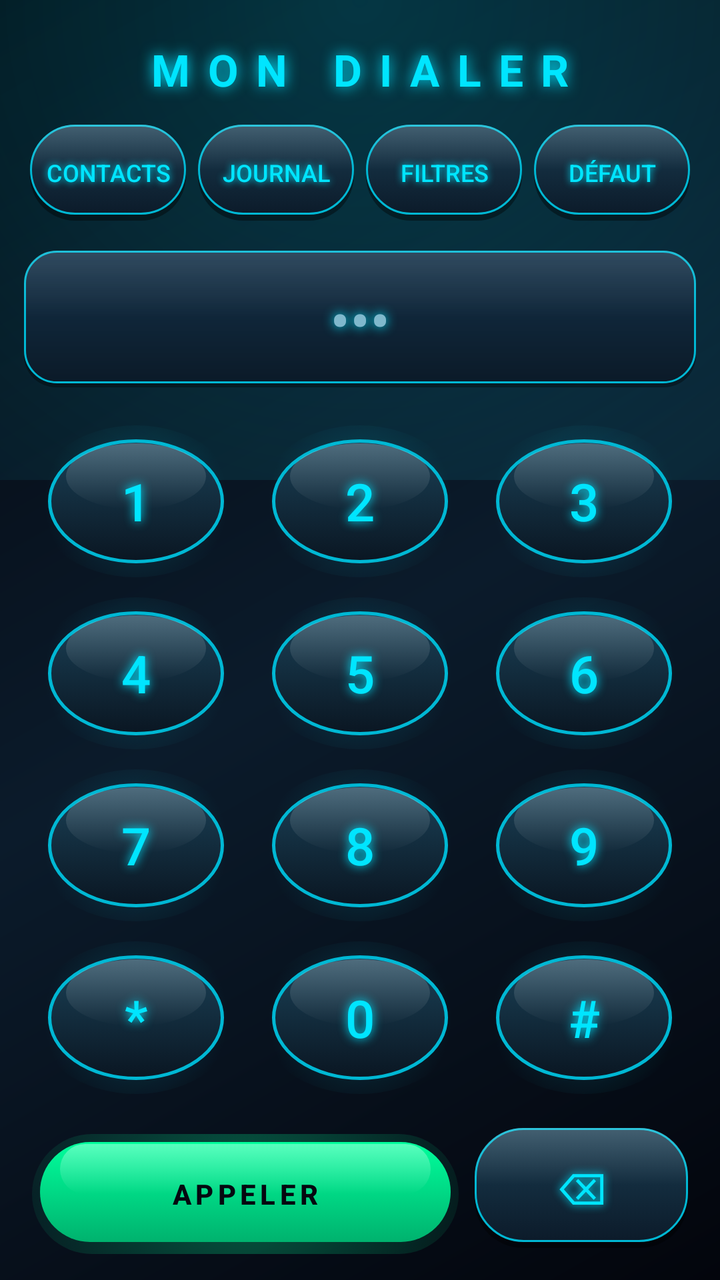
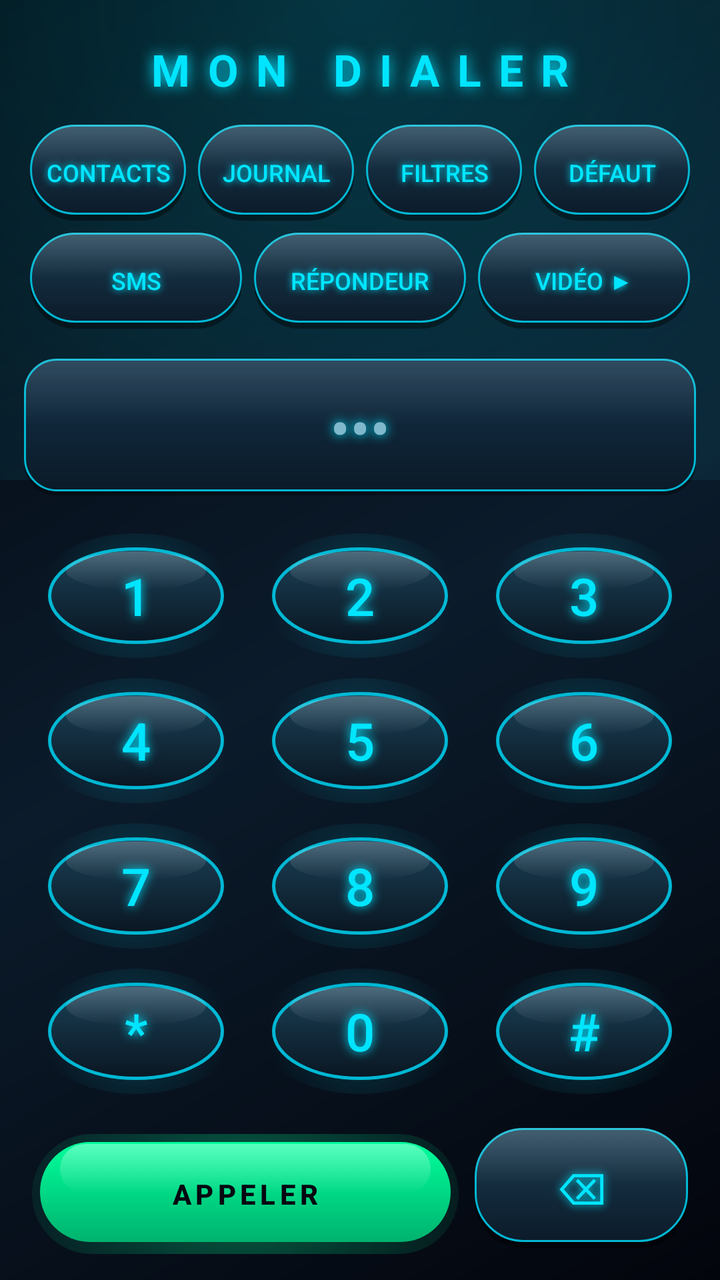

Screens rendered from an Android XML layout before and after an edit, with the pre-edit source and the edit as a unified diff.
<!-- AndroidManifest.xml: application theme AppTheme -->
<!-- res/layout/activity_main.xml -->
<?xml version="1.0" encoding="utf-8"?>
<LinearLayout xmlns:android="http://schemas.android.com/apk/res/android"
    android:layout_width="match_parent"
    android:layout_height="match_parent"
    android:orientation="vertical"
    android:padding="12dp">

    <TextView
        style="@style/NeonTitle"
        android:layout_width="match_parent"
        android:layout_height="wrap_content"
        android:gravity="center"
        android:text="@string/header"
        android:textSize="22sp"
        android:paddingTop="8dp"
        android:paddingBottom="10dp" />

    <LinearLayout
        android:layout_width="match_parent"
        android:layout_height="wrap_content"
        android:orientation="horizontal">

        <Button android:id="@+id/btnContacts" style="@style/ActionBtn"
            android:layout_width="0dp" android:layout_weight="1"
            android:text="@string/contacts" />
        <Button android:id="@+id/btnLog" style="@style/ActionBtn"
            android:layout_width="0dp" android:layout_weight="1"
            android:text="@string/call_log" />
        <Button android:id="@+id/btnFilters" style="@style/ActionBtn"
            android:layout_width="0dp" android:layout_weight="1"
            android:text="@string/filters" />
        <Button android:id="@+id/btnDefault" style="@style/ActionBtn"
            android:layout_width="0dp" android:layout_weight="1"
            android:text="@string/set_default" />
    </LinearLayout>

    <EditText
        android:id="@+id/editNumber"
        android:layout_width="match_parent"
        android:layout_height="wrap_content"
        android:layout_marginTop="12dp"
        android:background="@drawable/panel_round"
        android:padding="14dp"
        android:inputType="phone"
        android:textSize="30sp"
        android:textColor="?attr/cNeon"
        android:shadowColor="?attr/cNeon"
        android:shadowRadius="14"
        android:shadowDx="0"
        android:shadowDy="0"
        android:gravity="center"
        android:hint="•••" />

    <HorizontalScrollView
        android:layout_width="match_parent"
        android:layout_height="wrap_content"
        android:layout_marginTop="6dp"
        android:scrollbars="none">
        <LinearLayout
            android:id="@+id/favRow"
            android:layout_width="wrap_content"
            android:layout_height="wrap_content"
            android:orientation="horizontal"
            android:visibility="gone" />
    </HorizontalScrollView>

    <LinearLayout
        android:id="@+id/suggestRow"
        android:layout_width="match_parent"
        android:layout_height="wrap_content"
        android:layout_marginTop="4dp"
        android:orientation="horizontal"
        android:gravity="center"
        android:visibility="gone" />

    <GridLayout
        android:layout_width="match_parent"
        android:layout_height="0dp"
        android:layout_weight="1"
        android:layout_marginTop="8dp"
        android:columnCount="3"
        android:rowCount="4">

        <Button android:id="@+id/btn1" style="@style/Dialpad" android:text="1" />
        <Button android:id="@+id/btn2" style="@style/Dialpad" android:text="2" />
        <Button android:id="@+id/btn3" style="@style/Dialpad" android:text="3" />
        <Button android:id="@+id/btn4" style="@style/Dialpad" android:text="4" />
        <Button android:id="@+id/btn5" style="@style/Dialpad" android:text="5" />
        <Button android:id="@+id/btn6" style="@style/Dialpad" android:text="6" />
        <Button android:id="@+id/btn7" style="@style/Dialpad" android:text="7" />
        <Button android:id="@+id/btn8" style="@style/Dialpad" android:text="8" />
        <Button android:id="@+id/btn9" style="@style/Dialpad" android:text="9" />
        <Button android:id="@+id/btnStar" style="@style/Dialpad" android:text="*" />
        <Button android:id="@+id/btn0" style="@style/Dialpad" android:text="0" />
        <Button android:id="@+id/btnHash" style="@style/Dialpad" android:text="#" />
    </GridLayout>

    <LinearLayout
        android:layout_width="match_parent"
        android:layout_height="wrap_content"
        android:layout_marginTop="8dp"
        android:orientation="horizontal">

        <Button
            android:id="@+id/btnCall"
            android:layout_width="0dp"
            android:layout_height="60dp"
            android:layout_weight="2"
            android:layout_margin="4dp"
            android:background="@drawable/btn_call"
            android:stateListAnimator="@animator/press"
            android:textColor="@color/bg_deep"
            android:textStyle="bold"
            android:letterSpacing="0.15"
            android:text="@string/call" />

        <Button
            android:id="@+id/btnDelete"
            android:layout_width="0dp"
            android:layout_height="60dp"
            android:layout_weight="1"
            android:layout_margin="4dp"
            android:background="@drawable/btn_action"
            android:stateListAnimator="@animator/press"
            android:textColor="?attr/cNeon"
            android:textSize="22sp"
            android:shadowColor="?attr/cNeon"
            android:shadowRadius="10"
            android:shadowDx="0"
            android:shadowDy="0"
            android:text="@string/delete" />
    </LinearLayout>
</LinearLayout>
<!-- resources referenced by this layout -->
<resources>
  <color name="bg_deep">#050810</color>
  <string name="call">APPELER</string>
  <string name="call_log">JOURNAL</string>
  <string name="contacts">CONTACTS</string>
  <string name="delete">⌫</string>
  <string name="filters">FILTRES</string>
  <string name="header">MON DIALER</string>
  <string name="set_default">DÉFAUT</string>
  <style name="ActionBtn">
          <item name="android:layout_height">wrap_content</item>
          <item name="android:textColor">?attr/cNeon</item>
          <item name="android:textSize">12sp</item>
          <item name="android:background">@drawable/btn_action</item>
          <item name="android:stateListAnimator">@animator/press</item>
          <item name="android:layout_margin">3dp</item>
          <item name="android:paddingTop">12dp</item>
          <item name="android:paddingBottom">12dp</item>
          <item name="android:shadowColor">?attr/cNeon</item>
          <item name="android:shadowRadius">8</item>
          <item name="android:shadowDx">0</item>
          <item name="android:shadowDy">0</item>
      </style>
  <style name="Dialpad">
          <item name="android:layout_width">0dp</item>
          <item name="android:layout_height">0dp</item>
          <item name="android:layout_columnWeight">1</item>
          <item name="android:layout_rowWeight">1</item>
          <item name="android:layout_margin">5dp</item>
          <item name="android:textSize">26sp</item>
          <item name="android:textColor">?attr/cNeon</item>
          <item name="android:background">@drawable/btn_dial</item>
          <item name="android:stateListAnimator">@animator/press</item>
          <item name="android:hapticFeedbackEnabled">true</item>
          <item name="android:shadowColor">?attr/cNeon</item>
          <item name="android:shadowRadius">12</item>
          <item name="android:shadowDx">0</item>
          <item name="android:shadowDy">0</item>
      </style>
  <style name="NeonTitle">
          <item name="android:textColor">?attr/cNeon</item>
          <item name="android:textStyle">bold</item>
          <item name="android:letterSpacing">0.4</item>
          <item name="android:shadowColor">?attr/cNeon</item>
          <item name="android:shadowRadius">18</item>
          <item name="android:shadowDx">0</item>
          <item name="android:shadowDy">0</item>
      </style>
  <!-- drawable bg_gradient (drawable) -->
  <?xml version="1.0" encoding="utf-8"?>
  <layer-list xmlns:android="http://schemas.android.com/apk/res/android">
      <item>
          <shape>
              <gradient
                  android:startColor="#03050C"
                  android:centerColor="#0B1B2B"
                  android:endColor="#03050C"
                  android:angle="135" />
          </shape>
      </item>
      <item android:bottom="400dp">
          <shape>
              <gradient
                  android:type="radial"
                  android:gradientRadius="420dp"
                  android:centerX="0.5" android:centerY="0"
                  android:startColor="?attr/cHalo"
                  android:endColor="#00000000" />
          </shape>
      </item>
  </layer-list>
  <color name="text_main">#E6F7FF</color>
  <color name="text_dim">#7FB8CC</color>
  <!-- unchanged entries left out for length: 5 -->
</resources>

<!-- the commit's change to res/layout/activity_main.xml (unified diff, before → after) -->
@@ -32,6 +32,22 @@
         <Button android:id="@+id/btnDefault" style="@style/ActionBtn"
             android:layout_width="0dp" android:layout_weight="1"
             android:text="@string/set_default" />
+    </LinearLayout>
+
+    <LinearLayout
+        android:layout_width="match_parent"
+        android:layout_height="wrap_content"
+        android:orientation="horizontal">
+
+        <Button android:id="@+id/btnSms" style="@style/ActionBtn"
+            android:layout_width="0dp" android:layout_weight="1"
+            android:text="@string/sms" />
+        <Button android:id="@+id/btnVoicemail" style="@style/ActionBtn"
+            android:layout_width="0dp" android:layout_weight="1"
+            android:text="@string/voicemail" />
+        <Button android:id="@+id/btnVideo" style="@style/ActionBtn"
+            android:layout_width="0dp" android:layout_weight="1"
+            android:text="@string/video_call" />
     </LinearLayout>
 
     <EditText
<!-- resource entries referenced after the edit -->
@@ -8,6 +8,9 @@
   <string name="filters">FILTRES</string>
   <string name="header">MON DIALER</string>
   <string name="set_default">DÉFAUT</string>
+  <string name="sms">SMS</string>
+  <string name="video_call">VIDÉO ▶</string>
+  <string name="voicemail">RÉPONDEUR</string>
   <style name="ActionBtn">
           <item name="android:layout_height">wrap_content</item>
           <item name="android:textColor">?attr/cNeon</item>
